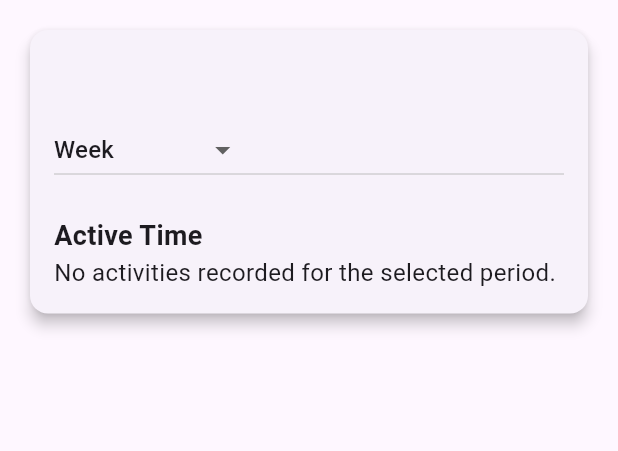
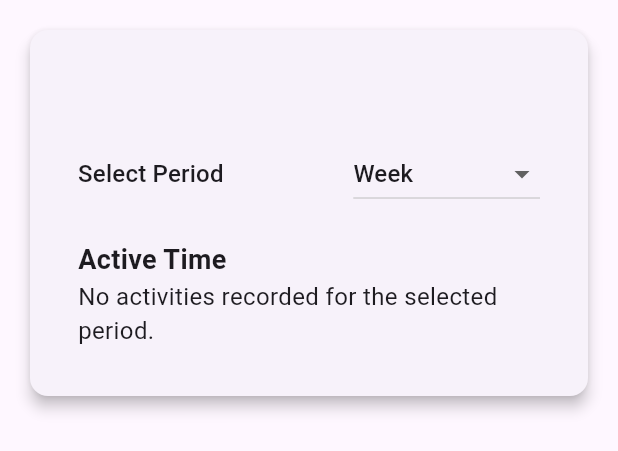
Before and after one commit to noe-vhh/PacePilot, a Flutter app: the UserProfile widget shown alone on an empty page, opened directly with empty values, on a phone screen of 412 x 824 dp. Shown: the top 451 px of the screen. Run offline on Flutter 3.47's test engine with Material 3 defaults, Android fonts, the light colour scheme and no system bars; our stand-ins replace flutter_secure_storage, shared_preferences; missing offline and left inert: flutter_web_auth_2; accounts and stored records are empty; network calls fail.

Commit message:
updated ui changes

```diff
--- a/lib/user_profile.dart
+++ b/lib/user_profile.dart
@@ -1,4 +1,4 @@
-//user_profile.dart
+// user_profile.dart
 // ignore_for_file: avoid_print
 
 import 'package:flutter/material.dart';
@@ -17,6 +17,7 @@ class UserProfile extends StatefulWidget {
 }
 
 class UserProfileState extends State<UserProfile> {
+  // User profile information
   String? username;
   String? name;
   String? surname;
@@ -32,6 +33,7 @@ class UserProfileState extends State<UserProfile> {
     fetchAndSetUserActivitySummary();
   }
 
+  // Fetch user profile information
   Future<void> fetchUserProfile() async {
     try {
       final response = await http.get(
@@ -58,6 +60,7 @@ class UserProfileState extends State<UserProfile> {
     }
   }
 
+  // Fetch and set user activity summary
   Future<void> fetchAndSetUserActivitySummary() async {
     final result = await fetchUserActivitySummary(widget.accessToken, selectedPeriod);
     if (result['success']) {
@@ -75,6 +78,7 @@ class UserProfileState extends State<UserProfile> {
     }
   }
 
+  // Build user profile information widget
   Widget buildProfileInfo(String label, String value) {
     return Column(
       crossAxisAlignment: CrossAxisAlignment.start,
@@ -85,6 +89,7 @@ class UserProfileState extends State<UserProfile> {
     );
   }
 
+  // Build widget to display active time information
   Widget buildActiveTimeInfo() {
     if (activeTime != null) {
       final hours = activeTime!.inHours;
@@ -152,6 +157,18 @@ class UserProfileState extends State<UserProfile> {
                 const SizedBox(height: 20),
 
                 // Dropdown menu for selecting period
+                Padding(
+                  padding: const EdgeInsets.all(16.0),
+                  child: Column(
+                    crossAxisAlignment: CrossAxisAlignment.start,
+                    children: [
+                      Row(
+                        mainAxisAlignment: MainAxisAlignment.spaceBetween,
+                        children: [
+                          Text(
+                            'Select Period',
+                            style: Theme.of(context).textTheme.titleMedium,
+                          ),
                           DropdownButton<String>(
                             value: selectedPeriod,
                             onChanged: (String? value) {
@@ -168,11 +185,14 @@ class UserProfileState extends State<UserProfile> {
                               );
                             }).toList(),
                           ),
-
+                        ],
+                      ),
                       const SizedBox(height: 20),
-
                       // Display active time for the selected period
                       buildActiveTimeInfo(),
+                    ],
+                  ),
+                ),
               ],
             ),
           ),
--- a/pubspec.yaml
+++ b/pubspec.yaml
@@ -15,6 +15,7 @@ dependencies:
   cached_network_image: ^3.3.1
   sqflite: ^2.3.2
   shared_preferences: ^2.2.2
+  fl_chart: ^0.66.2
 
 dev_dependencies:
   flutter_test:
```
Also changed, not shown: lib/running_activity.dart (+133 -23 lines), flutter_01.png (deleted), pubspec.lock. Lines whose indentation alone changed are shown as unchanged.
